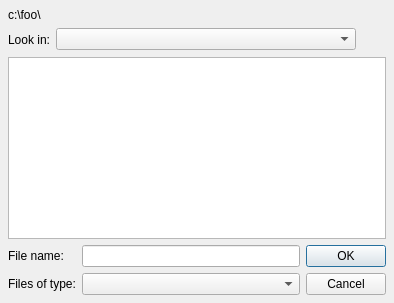
Before: the Qt Designer form Client/pqFileDialog.ui in Kitware/ParaView, drawn with Qt 5.
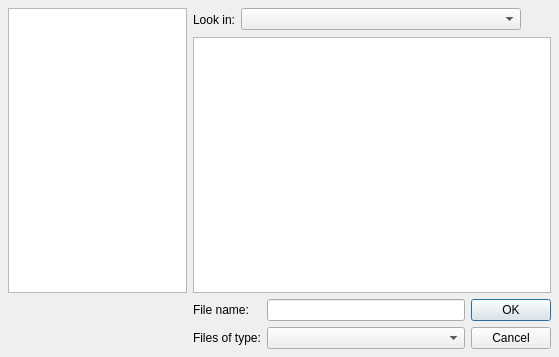
After: the same form once the commit is applied.

Commit message: ENH: File dialog supports favorites / special folders, and multi-selection

The edit to the form file:
```diff
--- a/Client/pqFileDialog.ui
+++ b/Client/pqFileDialog.ui
@@ -8,28 +8,21 @@
    <rect>
     <x>0</x>
     <y>0</y>
-    <width>394</width>
-    <height>303</height>
+    <width>559</width>
+    <height>357</height>
    </rect>
   </property>
   <property name="windowTitle" >
    <string>Dialog</string>
   </property>
-  <layout class="QVBoxLayout" >
+  <layout class="QGridLayout" >
    <property name="margin" >
     <number>8</number>
    </property>
    <property name="spacing" >
     <number>6</number>
    </property>
-   <item>
-    <widget class="QLabel" name="viewDirectory" >
-     <property name="text" >
-      <string>c:\foo\</string>
-     </property>
-    </widget>
-   </item>
-   <item>
+   <item row="0" column="1" >
     <layout class="QHBoxLayout" >
      <property name="margin" >
       <number>0</number>
@@ -76,10 +69,31 @@
      </item>
     </layout>
    </item>
-   <item>
-    <widget class="QTreeView" name="treeView" />
+   <item row="1" column="1" >
+    <widget class="QTreeView" name="files" >
+     <property name="sizePolicy" >
+      <sizepolicy>
+       <hsizetype>7</hsizetype>
+       <vsizetype>7</vsizetype>
+       <horstretch>2</horstretch>
+       <verstretch>0</verstretch>
+      </sizepolicy>
+     </property>
+    </widget>
    </item>
-   <item>
+   <item rowspan="2" row="0" column="0" >
+    <widget class="QListView" name="favorites" >
+     <property name="sizePolicy" >
+      <sizepolicy>
+       <hsizetype>7</hsizetype>
+       <vsizetype>7</vsizetype>
+       <horstretch>1</horstretch>
+       <verstretch>0</verstretch>
+      </sizepolicy>
+     </property>
+    </widget>
+   </item>
+   <item row="2" column="1" >
     <layout class="QGridLayout" >
      <property name="margin" >
       <number>0</number>
```
Left out of the diff: 24 changed lines with no effect on the pictures. The commit also changes 11 other files.
